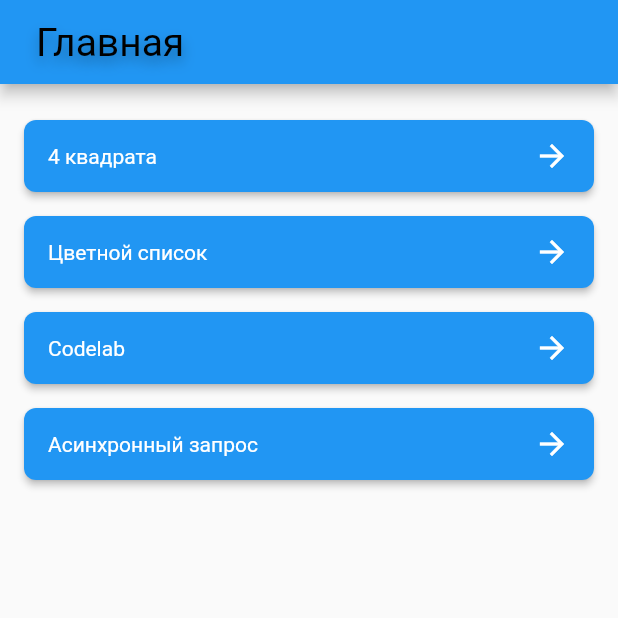
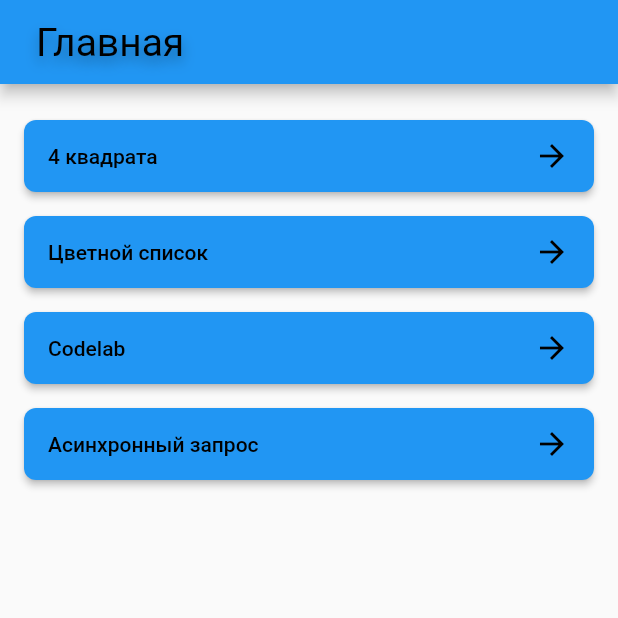
Before and after one commit to NeoZ3p/edu_homework, a Flutter app: the screen it shows after launch, on a phone screen of 412 x 824 dp, the top half of it. Run offline on Flutter 3.47's test engine with Material 2 defaults, Android fonts, the phone set to English and light mode, and no system bars.

Commit message:
fix: button theme

```diff
--- a/lib/utils/app_theme_data.dart
+++ b/lib/utils/app_theme_data.dart
@@ -8,13 +8,17 @@
     style: ElevatedButton.styleFrom(
       minimumSize: defaultSize,
       maximumSize: defaultSize,
-      textStyle: const TextStyle(color: Colors.black),
+      onPrimary: primaryColor,
       shape: const RoundedRectangleBorder(
         borderRadius: BorderRadius.all(
           Radius.circular(8),
         ),
       ),
     ),
+  );
+
+  static const textTheme = TextTheme(
+    bodyText2: TextStyle(color: primaryColor),
   );
 
   static const appBarTextStyle = TextStyle(
@@ -31,6 +35,7 @@
 
   static ThemeData get materialTheme {
     return ThemeData(
+      textTheme: textTheme,
       primarySwatch: Colors.blue,
       primaryColor: primaryColor,
       elevatedButtonTheme: elevatedButtonTheme,
```
